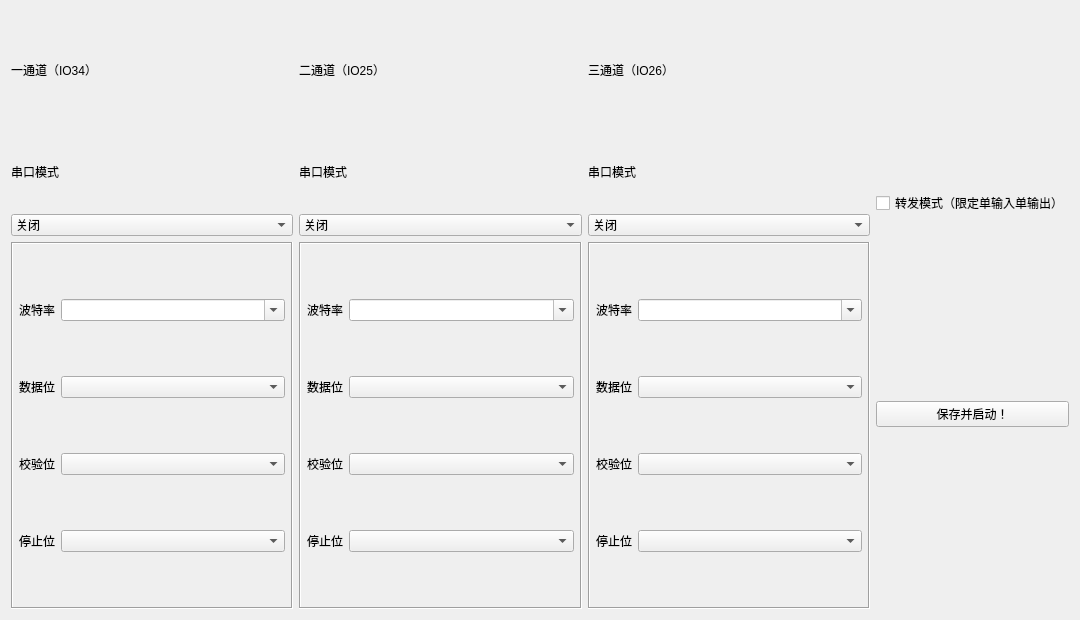
Qt form components/TCPBridgeConfiguration/tcpbridgeconfiguration.ui (xutongxin1/WirelessMonitor) before a commit.
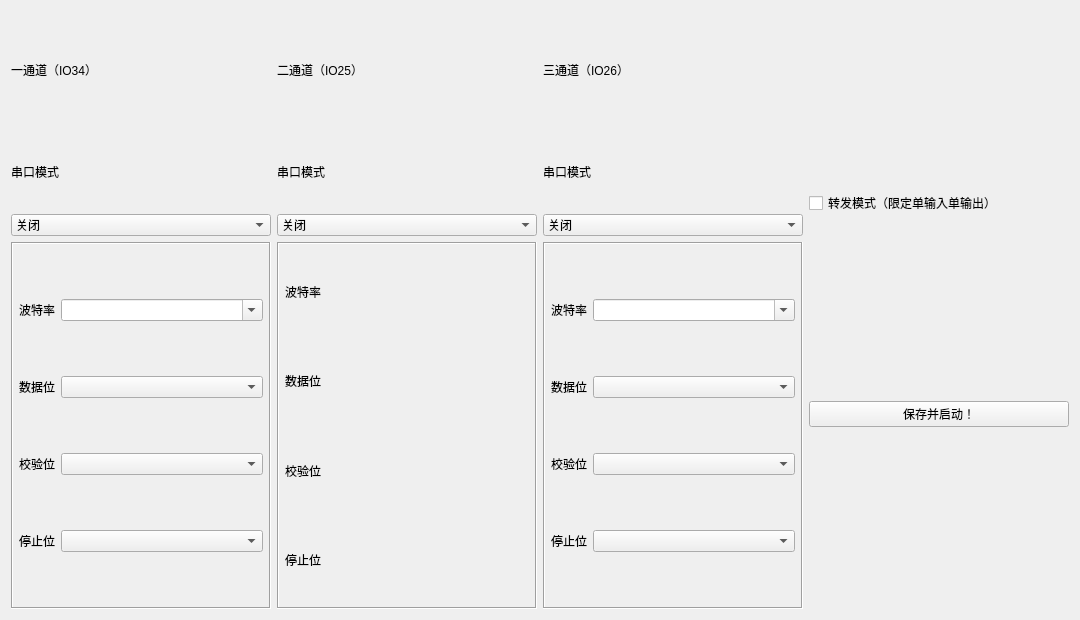
The same form after that commit. Custom widgets are drawn as their Qt base class.

Commit message: 界面好了，写了模式切换的逻辑，准备波特率的逻辑

```diff
--- a/components/TCPBridgeConfiguration/tcpbridgeconfiguration.ui
+++ b/components/TCPBridgeConfiguration/tcpbridgeconfiguration.ui
@@ -13,7 +13,7 @@
   <property name="windowTitle">
    <string>TCPBridgeConfiguration</string>
   </property>
-  <layout class="QHBoxLayout" name="horizontalLayout">
+  <layout class="QHBoxLayout" name="horizontalLayout" stretch="1,1,1,1">
    <item>
     <layout class="QVBoxLayout" name="verticalLayout" stretch="1,4">
      <item>
@@ -47,21 +47,11 @@
            <string>接收信号</string>
           </property>
          </item>
-         <item>
-          <property name="text">
-           <string>发送信号</string>
-          </property>
-         </item>
          <item>
           <property name="text">
            <string>独占接收</string>
           </property>
          </item>
-         <item>
-          <property name="text">
-           <string>独占输出</string>
-          </property>
-         </item>
         </widget>
        </item>
        <item>
@@ -93,7 +83,7 @@
            </widget>
           </item>
           <item row="0" column="1">
-           <widget class="QComboBox" name="cboxBaudRate1">
+           <widget class="QComboBox" name="BaudRate1">
             <property name="sizePolicy">
              <sizepolicy hsizetype="Preferred" vsizetype="Fixed">
               <horstretch>1</horstretch>
@@ -130,7 +120,7 @@
            </widget>
           </item>
           <item row="1" column="1">
-           <widget class="QComboBox" name="cboxDataBit1">
+           <widget class="QComboBox" name="DataBit1">
             <property name="sizePolicy">
              <sizepolicy hsizetype="Preferred" vsizetype="Fixed">
               <horstretch>1</horstretch>
@@ -193,22 +183,12 @@
          </item>
          <item>
           <property name="text">
-           <string>接收信号</string>
+           <string>跟随通道一发送信号</string>
           </property>
          </item>
          <item>
           <property name="text">
-           <string>发送信号</string>
-          </property>
-         </item>
-         <item>
-          <property name="text">
-           <string>独占接收</string>
-          </property>
-         </item>
-         <item>
-          <property name="text">
-           <string>独占输出</string>
+           <string>跟随通道三接收信号</string>
           </property>
          </item>
         </widget>
@@ -234,20 +214,17 @@
           <property name="bottomMargin">
            <number>6</number>
           </property>
-          <item row="1" column="0">
-           <widget class="QLabel" name="labDataBit_2">
+          <item row="3" column="0">
+           <widget class="QLabel" name="labStopBit_2">
             <property name="text">
-             <string>数据位</string>
+             <string>停止位</string>
             </property>
            </widget>
           </item>
-          <item row="3" column="1">
-           <widget class="QComboBox" name="cboxStopBit2">
-            <property name="sizePolicy">
-             <sizepolicy hsizetype="Preferred" vsizetype="Fixed">
-              <horstretch>1</horstretch>
-              <verstretch>0</verstretch>
-             </sizepolicy>
+          <item row="1" column="1">
+           <widget class="QLabel" name="label_8">
+            <property name="text">
+             <string/>
             </property>
            </widget>
           </item>
@@ -258,6 +235,34 @@
             </property>
            </widget>
           </item>
+          <item row="2" column="1">
+           <widget class="QLabel" name="label_9">
+            <property name="text">
+             <string/>
+            </property>
+           </widget>
+          </item>
+          <item row="0" column="1">
+           <widget class="QLabel" name="label_7">
+            <property name="text">
+             <string/>
+            </property>
+           </widget>
+          </item>
+          <item row="1" column="0">
+           <widget class="QLabel" name="labDataBit_2">
+            <property name="text">
+             <string>数据位</string>
+            </property>
+           </widget>
+          </item>
+          <item row="3" column="1">
+           <widget class="QLabel" name="label_10">
+            <property name="text">
+             <string/>
+            </property>
+           </widget>
+          </item>
           <item row="0" column="0">
            <widget class="QLabel" name="labBaudRate_2">
             <property name="text">
@@ -265,46 +270,6 @@
             </property>
            </widget>
           </item>
-          <item row="3" column="0">
-           <widget class="QLabel" name="labStopBit_2">
-            <property name="text">
-             <string>停止位</string>
-            </property>
-           </widget>
-          </item>
-          <item row="0" column="1">
-           <widget class="QComboBox" name="cboxBaudRate2">
-            <property name="sizePolicy">
-             <sizepolicy hsizetype="Preferred" vsizetype="Fixed">
-              <horstretch>1</horstretch>
-              <verstretch>0</verstretch>
-             </sizepolicy>
-            </property>
-            <property name="editable">
-             <bool>true</bool>
-            </property>
-           </widget>
-          </item>
-          <item row="1" column="1">
-           <widget class="QComboBox" name="cboxDataBit2">
-            <property name="sizePolicy">
-             <sizepolicy hsizetype="Preferred" vsizetype="Fixed">
-              <horstretch>1</horstretch>
-              <verstretch>0</verstretch>
-             </sizepolicy>
-            </property>
-           </widget>
-          </item>
-          <item row="2" column="1">
-           <widget class="QComboBox" name="cboxParity2">
-            <property name="sizePolicy">
-             <sizepolicy hsizetype="Preferred" vsizetype="Fixed">
-              <horstretch>1</horstretch>
-              <verstretch>0</verstretch>
-             </sizepolicy>
-            </property>
-           </widget>
-          </item>
          </layout>
         </widget>
        </item>
@@ -340,11 +305,6 @@
            <string>关闭</string>
           </property>
          </item>
-         <item>
-          <property name="text">
-           <string>接收信号</string>
-          </property>
-         </item>
          <item>
           <property name="text">
            <string>发送信号</string>
@@ -352,12 +312,7 @@
          </item>
          <item>
           <property name="text">
-           <string>独占接收</string>
-          </property>
-         </item>
-         <item>
-          <property name="text">
-           <string>独占输出</string>
+           <string>独占发送</string>
           </property>
          </item>
         </widget>
```
The commit also changes 2 other files.
